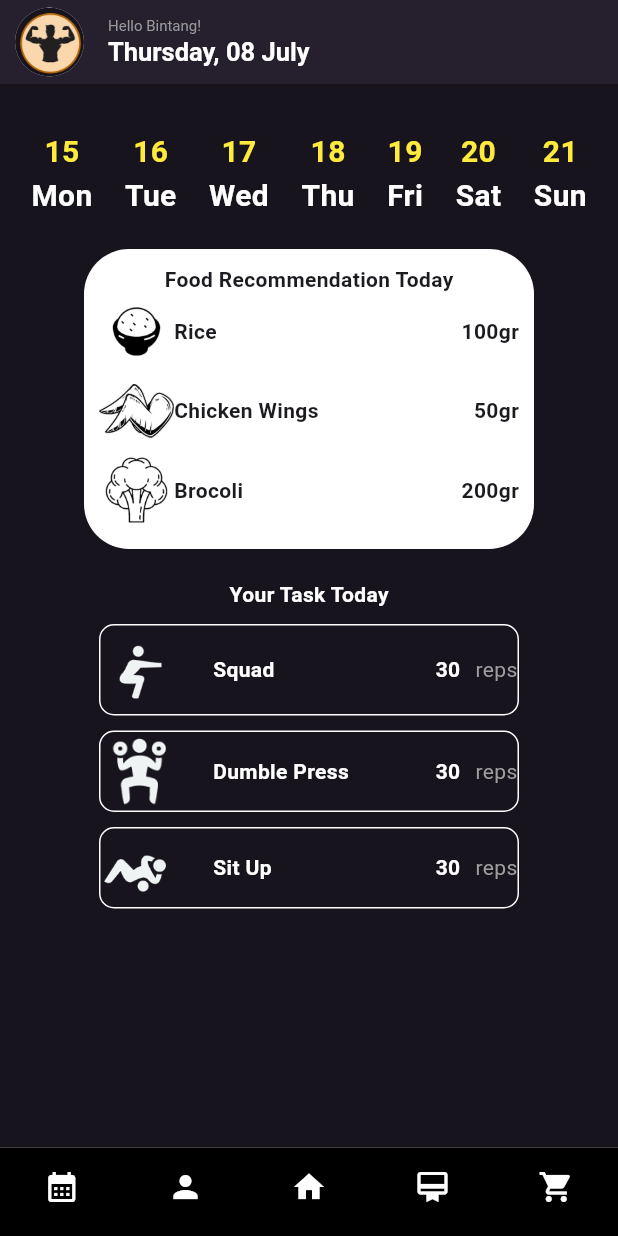
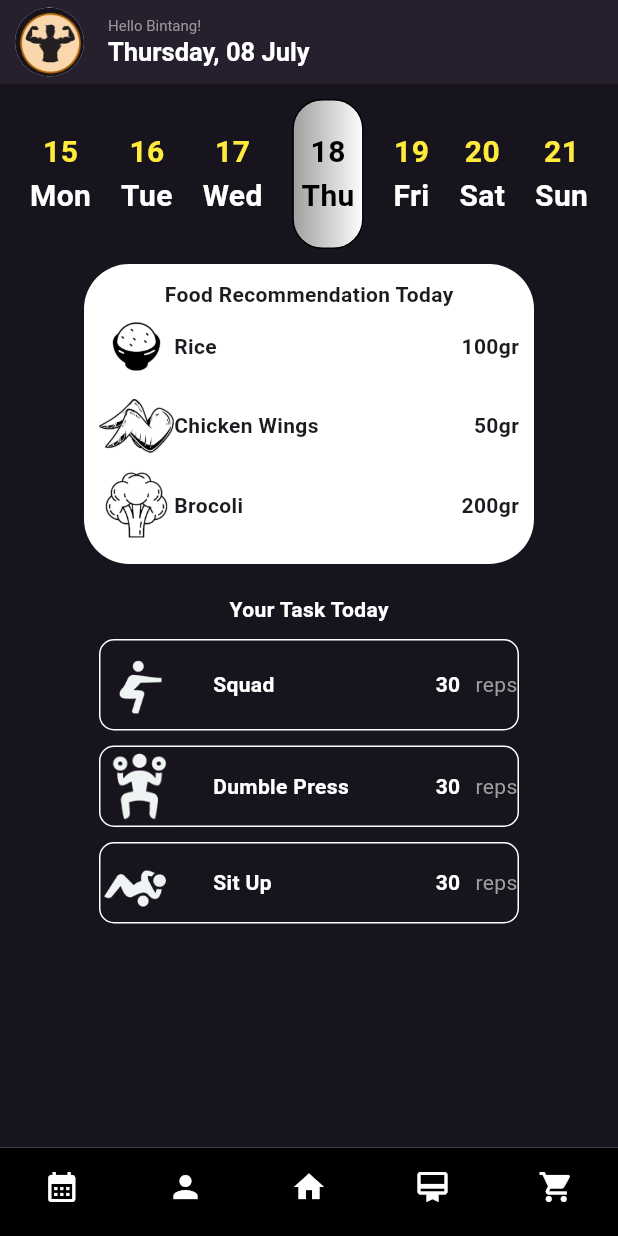
Before and after one commit to zagasaki/flutteruas, a Flutter app: the screen it shows after launch, on a phone screen of 412 x 824 dp. Run offline on Flutter 3.47's test engine with Material 2 defaults, Android fonts, the phone set to English and light mode, and no system bars; Roboto replaces fonts that are missing (addressCity).

Commit message:
Schedule Update

```diff
--- a/strongfit/lib/Bintang_Sinaga/schedule.dart
+++ b/strongfit/lib/Bintang_Sinaga/schedule.dart
@@ -54,10 +54,10 @@ class _ScheduleState extends State<Schedule> {
                 decoration: const BoxDecoration(color: Colors.transparent),
                 height: 100,
                 width: double.infinity,
-                child: const Row(
+                child: Row(
                   mainAxisAlignment: MainAxisAlignment.spaceAround,
                   children: [
-                    Column(
+                    const Column(
                       mainAxisAlignment: MainAxisAlignment.center,
                       children: [
                         Text(
@@ -76,7 +76,7 @@ class _ScheduleState extends State<Schedule> {
                         )
                       ],
                     ),
-                    Column(
+                    const Column(
                       mainAxisAlignment: MainAxisAlignment.center,
                       children: [
                         Text(
@@ -95,7 +95,7 @@ class _ScheduleState extends State<Schedule> {
                         )
                       ],
                     ),
-                    Column(
+                    const Column(
                       mainAxisAlignment: MainAxisAlignment.center,
                       children: [
                         Text(
@@ -114,26 +114,38 @@ class _ScheduleState extends State<Schedule> {
                         )
                       ],
                     ),
-                    Column(
+                    Container(
+                      padding: const EdgeInsets.all(5),
+                      decoration: BoxDecoration(
+                          gradient: const LinearGradient(
+                            colors: [Colors.grey, Colors.white],
+                            begin: Alignment.centerLeft,
+                            end: Alignment.centerRight,
+                          ),
+                          border: Border.all(),
+                          borderRadius:
+                              const BorderRadius.all(Radius.circular(20))),
+                      child: const Column(
                         mainAxisAlignment: MainAxisAlignment.center,
                         children: [
                           Text(
                             "18",
                             style: TextStyle(
-                              color: Colors.yellow,
+                                color: Colors.black,
                                 fontSize: 20,
                                 fontWeight: FontWeight.w700),
                           ),
                           Text(
                             "Thu",
                             style: TextStyle(
-                              color: Colors.white,
+                                color: Colors.black,
                                 fontSize: 20,
                                 fontWeight: FontWeight.w700),
                           )
                         ],
                       ),
-                    Column(
+                    ),
+                    const Column(
                       mainAxisAlignment: MainAxisAlignment.center,
                       children: [
                         Text(
@@ -152,7 +164,7 @@ class _ScheduleState extends State<Schedule> {
                         )
                       ],
                     ),
-                    Column(
+                    const Column(
                       mainAxisAlignment: MainAxisAlignment.center,
                       children: [
                         Text(
@@ -171,7 +183,7 @@ class _ScheduleState extends State<Schedule> {
                         )
                       ],
                     ),
-                    Column(
+                    const Column(
                       mainAxisAlignment: MainAxisAlignment.center,
                       children: [
                         Text(
@@ -194,6 +206,7 @@ class _ScheduleState extends State<Schedule> {
                 ),
               ),
               Container(
+                margin: const EdgeInsets.only(top: 10),
                 padding: const EdgeInsets.all(10),
                 width: 300,
                 height: 200,
```
Also changed, not shown: strongfit/lib/Bintang_Sinaga/sign in.dart (+13 -13 lines), strongfit/lib/Bintang_Sinaga/sign up.dart (+10 -10 lines). Lines whose indentation alone changed are shown as unchanged.
